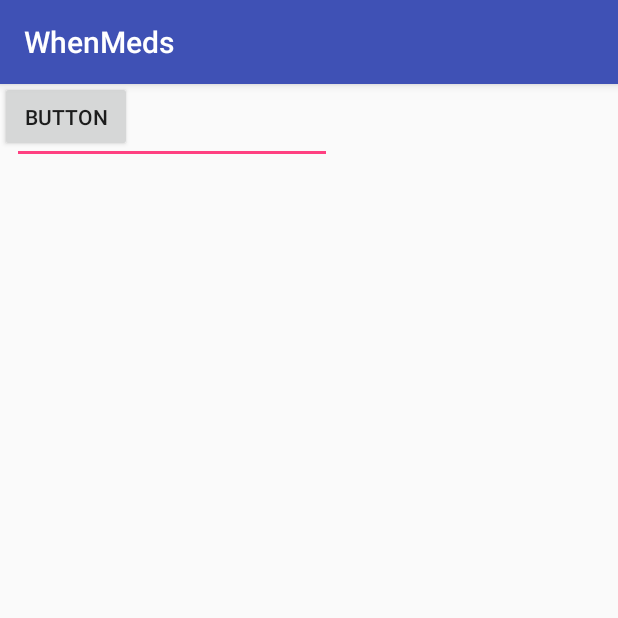
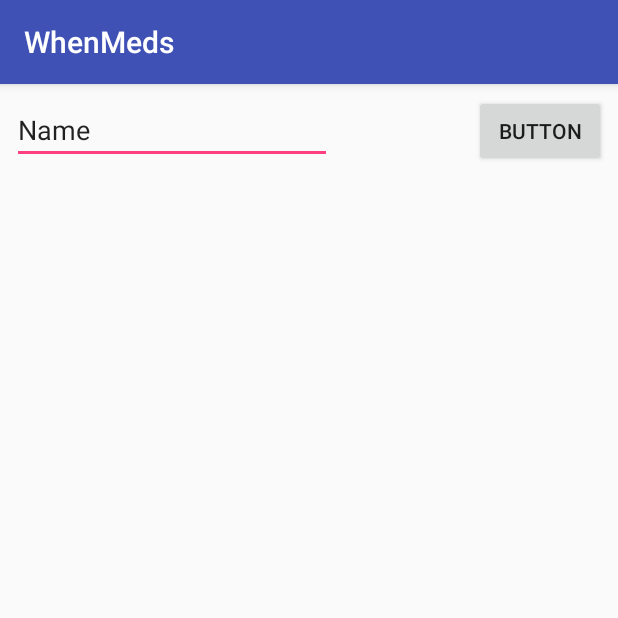
Before and after one commit to rhwilson1971/WhenMedsAndroid, an Android app: the AddScriptActivity screen opened directly, with no data from a screen before it, on a phone screen of 412 x 824 dp, the top half of it. Run offline under Robolectric (Android 15) with nearby library versions, the phone set to English and light mode, and no system bars.

Commit message:
Modify add activity
modify add activity constraints

```diff
--- a/app/src/main/java/com/wymsii/whenmeds/MainActivity.java
+++ b/app/src/main/java/com/wymsii/whenmeds/MainActivity.java
@@ -116,4 +116,6 @@ public class MainActivity extends AppCompatActivity
 
     }
 
+
+
 }
--- a/app/src/main/res/layout/activity_add_script.xml
+++ b/app/src/main/res/layout/activity_add_script.xml
@@ -17,15 +17,21 @@
         android:inputType="textPersonName"
         android:text="Name"
         app:layout_constraintLeft_toLeftOf="parent"
-        app:layout_constraintTop_toTopOf="parent" />
+        app:layout_constraintTop_toTopOf="parent"
+        android:layout_marginStart="8dp" />
 
     <Button
         android:id="@+id/button"
         android:layout_width="wrap_content"
         android:layout_height="wrap_content"
-        android:layout_marginBottom="8dp"
         android:hint="@android:string/search_go"
         android:text="Button"
         app:layout_constraintBottom_toBottomOf="@+id/editText3"
-        tools:layout_editor_absoluteX="248dp" />
+        app:layout_constraintTop_toTopOf="parent"
+        android:layout_marginTop="8dp"
+        android:layout_marginRight="8dp"
+        app:layout_constraintVertical_bias="0.4"
+        app:layout_constraintRight_toRightOf="parent"
+        android:layout_marginBottom="0dp" />
+
 </android.support.constraint.ConstraintLayout>
```
